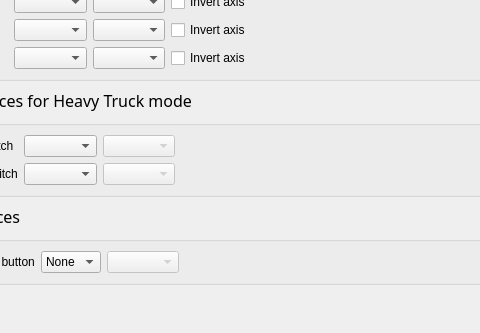
The window that BonusFFB/InputOutputSettingsDialog.ui (kgmonteith/BonusFFB) describes before a commit, drawn with Qt 5; both pictures show x 115 to 595 and y 267 to 600 of the 787 by 600 pixel window.
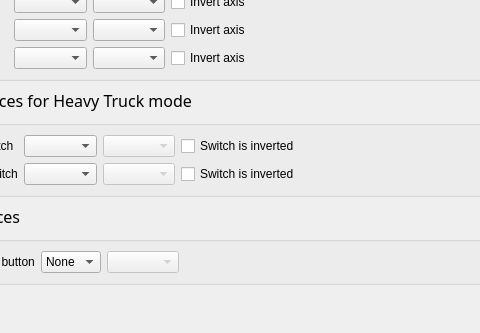
The same window after the commit.

Commit message: Test release of inverted range/splitter handling

```diff
--- a/BonusFFB/InputOutputSettingsDialog.ui
+++ b/BonusFFB/InputOutputSettingsDialog.ui
@@ -486,6 +486,13 @@
           </property>
          </widget>
         </item>
+        <item>
+         <widget class="QCheckBox" name="rangeSwitchInvertedCheckbox">
+          <property name="text">
+           <string>Switch is inverted</string>
+          </property>
+         </widget>
+        </item>
         <item>
          <spacer name="horizontalSpacer_7">
           <property name="orientation">
@@ -567,6 +574,13 @@
           </property>
          </widget>
         </item>
+        <item>
+         <widget class="QCheckBox" name="splitterSwitchInvertedCheckbox">
+          <property name="text">
+           <string>Switch is inverted</string>
+          </property>
+         </widget>
+        </item>
         <item>
          <spacer name="horizontalSpacer_8">
           <property name="orientation">
```
The commit also changes 4 other files.
